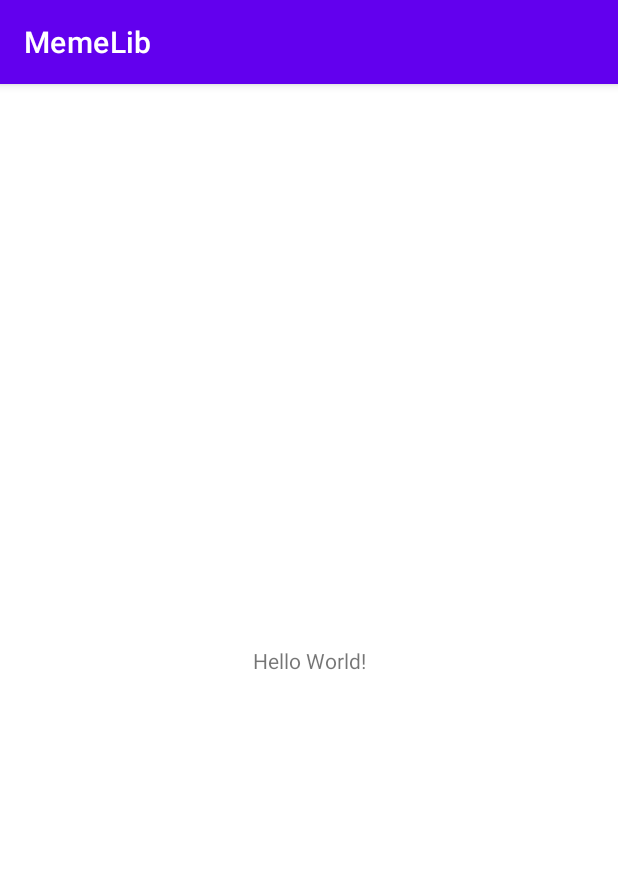
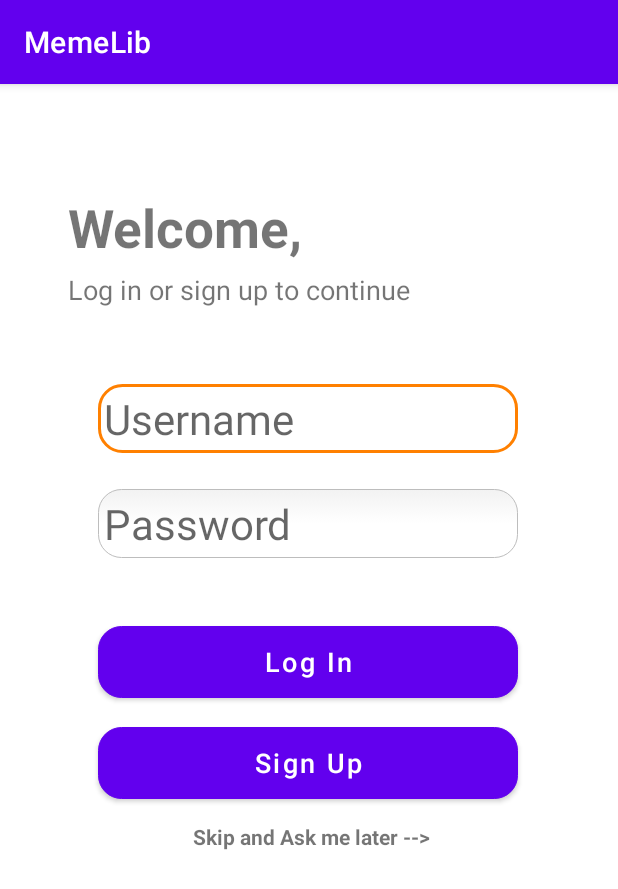
Before and after one commit to Codepath-Group-13-Meme-Library/MemeLib, an Android app: the screen it shows after launch (MainActivity before the commit, LoginActivity after it), on a phone screen of 412 x 824 dp. Shown: the top 889 px of the screen. Run offline under Robolectric (Android 15) with nearby library versions, the phone set to English and light mode, and no system bars; libraries missing offline, so code that uses them is left out: com.parse; 5 statements that could not run were skipped.

Commit message:
Code changes for M1 - SignIn/SignUp screen

```diff
--- a/app/build.gradle
+++ b/app/build.gradle
@@ -8,7 +8,7 @@ android {
 
     defaultConfig {
         applicationId "com.codepath.memelib"
-        minSdk 30
+        minSdk 29
         targetSdk 31
         versionCode 1
         versionName "1.0"
@@ -37,6 +37,7 @@ dependencies {
     implementation 'androidx.appcompat:appcompat:1.4.1'
     implementation 'com.google.android.material:material:1.5.0'
     implementation 'androidx.constraintlayout:constraintlayout:2.1.3'
+    implementation "com.github.parse-community.Parse-SDK-Android:parse:1.26.0"   //dependency for install parse
     testImplementation 'junit:junit:4.13.2'
     androidTestImplementation 'androidx.test.ext:junit:1.1.3'
     androidTestImplementation 'androidx.test.espresso:espresso-core:3.4.0'
--- /dev/null
+++ b/app/src/main/java/com/codepath/memelib/MemeLibApplication.kt
@@ -0,0 +1,18 @@
+package com.codepath.memelib
+
+import android.app.Application
+import com.parse.Parse
+
+// Code snippet Implemented from Back4app official documentation
+class MemeLibApplication : Application() {
+    override fun onCreate() {
+        super.onCreate()
+        // Initialize Parse on application launch
+        Parse.initialize(
+            Parse.Configuration.Builder(this)
+                .applicationId(getString(R.string.back4app_app_id))
+                .clientKey(getString(R.string.back4app_client_key))
+                .server(getString(R.string.back4app_server_url))
+                .build())
+    }
+}
--- /dev/null
+++ b/app/src/main/res/drawable/et_roundcorners.xml
@@ -0,0 +1,65 @@
+<?xml version="1.0" encoding="utf-8"?>
+<!--  res/drawable/edittext_rounded_corners.xml -->
+<selector xmlns:android="http://schemas.android.com/apk/res/android">
+
+    <item android:state_pressed="true" android:state_focused="true">
+        <shape>
+            <solid android:color="#FF8000"/>
+            <stroke
+                android:width="2.3dp"
+                android:color="#FF8000" />
+            <corners
+                android:radius="15dp" />
+        </shape>
+    </item>
+
+    <item android:state_pressed="true" android:state_focused="false">
+        <shape>
+            <solid android:color="#FF8000"/>
+            <stroke
+                android:width="2.3dp"
+                android:color="#FF8000" />
+            <corners
+                android:radius="15dp" />
+        </shape>
+    </item>
+
+    <item android:state_pressed="false" android:state_focused="true">
+        <shape>
+            <solid android:color="#FFFFFF"/>
+            <stroke
+                android:width="2.3dp"
+                android:color="#FF8000" />
+            <corners
+                android:radius="15dp" />
+        </shape>
+    </item>
+
+    <item android:state_pressed="false" android:state_focused="false">
+        <shape>
+            <gradient
+                android:startColor="#F2F2F2"
+                android:centerColor="#FFFFFF"
+                android:endColor="#FFFFFF"
+                android:angle="270"
+                />
+            <stroke
+                android:width="0.7dp"
+                android:color="#BDBDBD" />
+            <corners
+                android:radius="15dp" />
+        </shape>
+    </item>
+
+    <item android:state_enabled="true">
+        <shape>
+            <padding
+                android:left="4dp"
+                android:top="4dp"
+                android:right="4dp"
+                android:bottom="4dp"
+                />
+        </shape>
+    </item>
+
+</selector>
--- /dev/null
+++ b/app/src/main/res/layout/activity_login.xml
@@ -0,0 +1,118 @@
+<?xml version="1.0" encoding="utf-8"?>
+<androidx.constraintlayout.widget.ConstraintLayout xmlns:android="http://schemas.android.com/apk/res/android"
+    xmlns:app="http://schemas.android.com/apk/res-auto"
+    xmlns:tools="http://schemas.android.com/tools"
+    android:layout_width="match_parent"
+    android:layout_height="match_parent"
+    tools:context=".LoginActivity">
+
+    <EditText
+        android:id="@+id/username"
+        android:layout_width="wrap_content"
+        android:layout_height="wrap_content"
+        android:layout_marginTop="200dp"
+        android:width="280dp"
+        android:background="@drawable/et_roundcorners"
+        android:ems="10"
+        android:hint="Username"
+        android:textSize="28sp"
+        app:layout_constraintEnd_toEndOf="parent"
+        app:layout_constraintHorizontal_bias="0.497"
+        app:layout_constraintStart_toStartOf="parent"
+        app:layout_constraintTop_toTopOf="parent" />
+
+    <EditText
+        android:id="@+id/password"
+        android:layout_width="wrap_content"
+        android:layout_height="wrap_content"
+        android:layout_marginTop="24dp"
+        android:width="280dp"
+        android:background="@drawable/et_roundcorners"
+        android:ems="10"
+        android:hint="Password"
+        android:inputType="textPassword"
+        android:textSize="28sp"
+        app:layout_constraintEnd_toEndOf="parent"
+        app:layout_constraintHorizontal_bias="0.496"
+        app:layout_constraintStart_toStartOf="parent"
+        app:layout_constraintTop_toBottomOf="@+id/username" />
+
+    <Button
+        android:id="@+id/loginbtn"
+        android:layout_width="wrap_content"
+        android:layout_height="wrap_content"
+        android:width="280dp"
+        android:background="@drawable/et_roundcorners"
+        android:text="Log In"
+        android:textAllCaps="false"
+        android:textSize="18sp"
+        app:layout_constraintBottom_toBottomOf="parent"
+        app:layout_constraintEnd_toEndOf="parent"
+        app:layout_constraintHorizontal_bias="0.496"
+        app:layout_constraintStart_toStartOf="parent"
+        app:layout_constraintTop_toBottomOf="@+id/password"
+        app:layout_constraintVertical_bias="0.112" />
+
+    <Button
+        android:id="@+id/signupbtn"
+        android:layout_width="wrap_content"
+        android:layout_height="wrap_content"
+        android:width="280dp"
+        android:background="@drawable/et_roundcorners"
+        android:text="Sign Up"
+        android:textAllCaps="false"
+        android:textSize="18sp"
+        app:layout_constraintBottom_toBottomOf="parent"
+        app:layout_constraintEnd_toEndOf="parent"
+        app:layout_constraintHorizontal_bias="0.496"
+        app:layout_constraintStart_toStartOf="parent"
+        app:layout_constraintTop_toBottomOf="@+id/loginbtn"
+        app:layout_constraintVertical_bias="0.062" />
+
+    <TextView
+        android:id="@+id/welcomemsg"
+        android:layout_width="wrap_content"
+        android:layout_height="wrap_content"
+        android:layout_marginStart="45dp"
+        android:layout_marginTop="72dp"
+        android:text="Welcome,"
+        android:textSize="35sp"
+        android:textStyle="bold"
+        app:layout_constraintEnd_toEndOf="parent"
+        app:layout_constraintHorizontal_bias="0.0"
+        app:layout_constraintStart_toStartOf="parent"
+        app:layout_constraintTop_toTopOf="parent" />
+
+    <TextView
+        android:id="@+id/textView2"
+        android:layout_width="wrap_content"
+        android:layout_height="wrap_content"
+        android:layout_marginStart="45dp"
+        android:layout_marginTop="5dp"
+        android:layout_marginBottom="72dp"
+        android:text="Log in or sign up to continue"
+        android:textSize="18sp"
+        app:layout_constraintBottom_toTopOf="@+id/username"
+        app:layout_constraintEnd_toEndOf="parent"
+        app:layout_constraintHorizontal_bias="0.0"
+        app:layout_constraintStart_toStartOf="parent"
+        app:layout_constraintTop_toBottomOf="@+id/welcomemsg"
+        app:layout_constraintVertical_bias="0.0" />
+
+    <TextView
+        android:id="@+id/skipToFeed"
+        android:layout_width="wrap_content"
+        android:layout_height="wrap_content"
+        android:layout_marginTop="15dp"
+        android:text=" Skip and Ask me later -->"
+        android:textSize="14sp"
+        android:textStyle="bold"
+        android:onClick="onClick"
+        android:clickable="true"
+        app:layout_constraintBottom_toBottomOf="parent"
+        app:layout_constraintEnd_toEndOf="parent"
+        app:layout_constraintStart_toStartOf="parent"
+        app:layout_constraintTop_toBottomOf="@+id/signupbtn"
+        app:layout_constraintVertical_bias="0.0" />
+
+</androidx.constraintlayout.widget.ConstraintLayout>
--- a/app/src/main/res/values/strings.xml
+++ b/app/src/main/res/values/strings.xml
@@ -1,3 +1,13 @@
 <resources>
     <string name="app_name">MemeLib</string>
+
+    <string name="back4app_server_url">https://parseapi.back4app.com/</string>
+
+    <!-- Paste BOTH strings as required -->
+    <string name="back4app_app_id">D9KIs9EOjSGBTpma9QyRg22jPV501SOricSXNuNK</string>
+    <string name="back4app_client_key">8Gul5poXMTdd44rxpzClbWWX1fZvMXwcS14xUPDm</string>
+
+    <!-- TODO: Remove or change this placeholder text -->
+    <string name="hello_blank_fragment">Hello blank fragment</string>
+
 </resources>
--- a/settings.gradle
+++ b/settings.gradle
@@ -10,6 +10,7 @@ dependencyResolutionManagement {
     repositories {
         google()
         mavenCentral()
+        maven { url 'https://jitpack.io' }
     }
 }
 rootProject.name = "MemeLib"
```
Also changed, not shown: app/src/main/AndroidManifest.xml (+27 -5 lines), app/src/main/java/com/codepath/memelib/LoginActivity.kt (added, +106 -0 lines), app/src/main/java/com/codepath/memelib/MainActivity.kt (+20 -0 lines), app/src/main/res/layout/activity_main.xml (+16 -1 lines).
